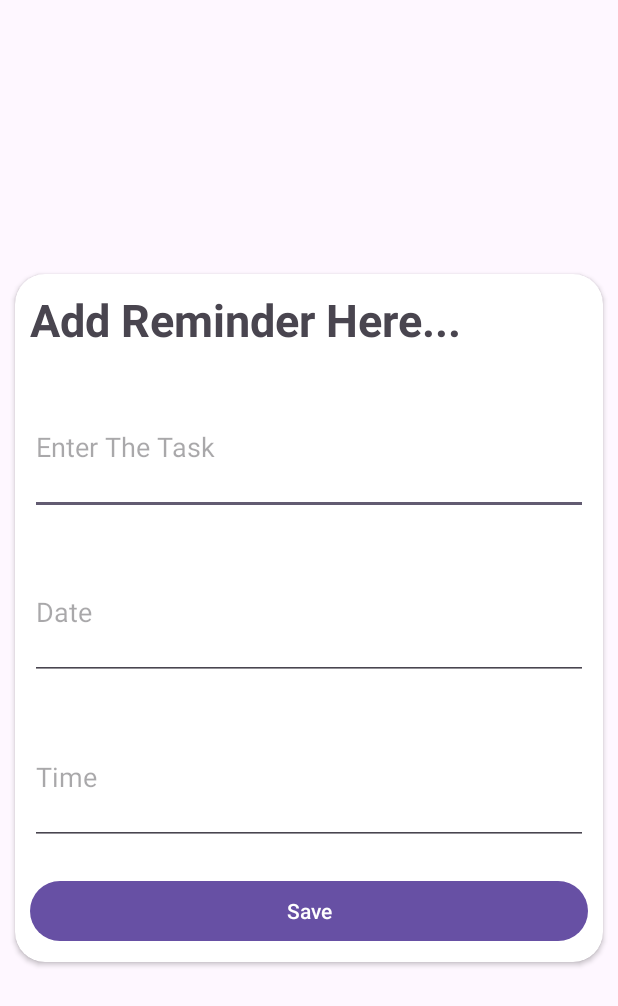
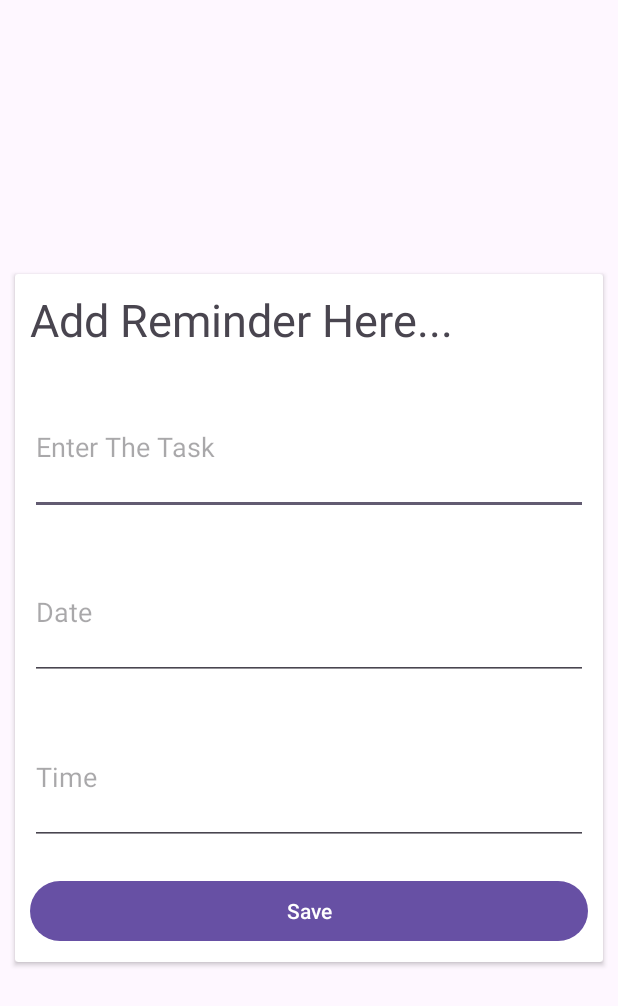
Before and after one commit to KianGanz/UeK335-ForgettingSomething, an Android app: the layout activity_reminder.xml on its own in the app's theme, with its tools: preview values and no code run, on a phone screen of 412 x 824 dp. Shown: the top 1006 px of the screen. Run offline under Robolectric (Android 15) with nearby library versions, the phone set to English and light mode, and no system bars.

Commit message:
Update Activity Reminder

```diff
--- a/app/src/main/res/layout/activity_reminder.xml
+++ b/app/src/main/res/layout/activity_reminder.xml
@@ -13,14 +13,12 @@
     <androidx.cardview.widget.CardView
         android:layout_width="match_parent"
         android:layout_height="wrap_content"
-        android:layout_margin="10dp"
-        app:cardCornerRadius="20dp">
+        android:layout_margin="10dp">
 
         <LinearLayout
             android:layout_width="match_parent"
             android:layout_height="match_parent"
-            android:orientation="vertical"
-            app:backgroundTint="@null">
+            android:orientation="vertical">
 
 
             <TextView
@@ -28,7 +26,6 @@
                 android:layout_height="wrap_content"
                 android:text="Add Reminder Here..."
                 android:textSize="30dp"
-                android:textStyle="bold"
                 android:layout_margin="10dp"/>
 
 
@@ -57,7 +54,7 @@
 
 
             <Button
-                android:id="@+id/btnSbumit"
+                android:id="@+id/submitReminder"
                 android:layout_width="match_parent"
                 android:layout_height="wrap_content"
                 android:layout_margin="10dp"
```
